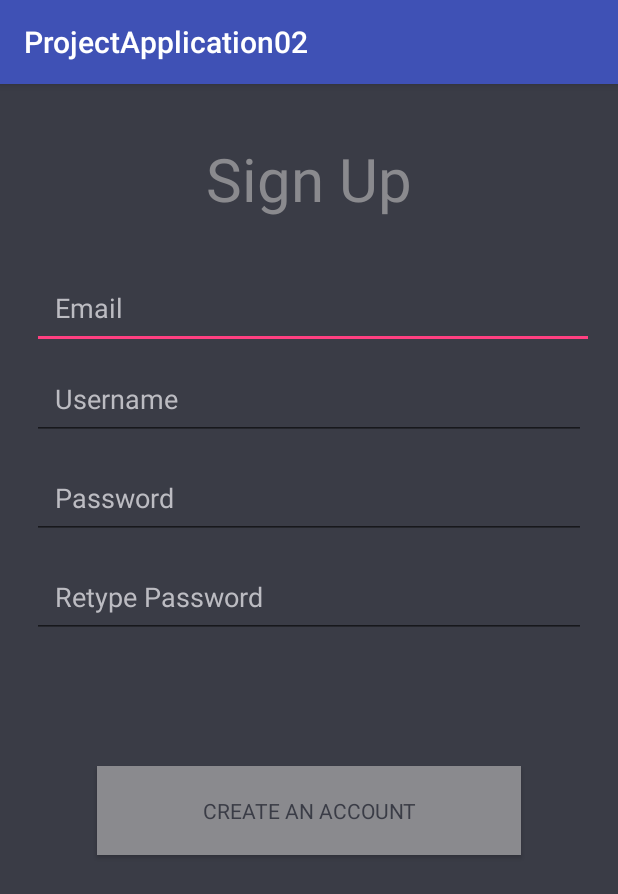
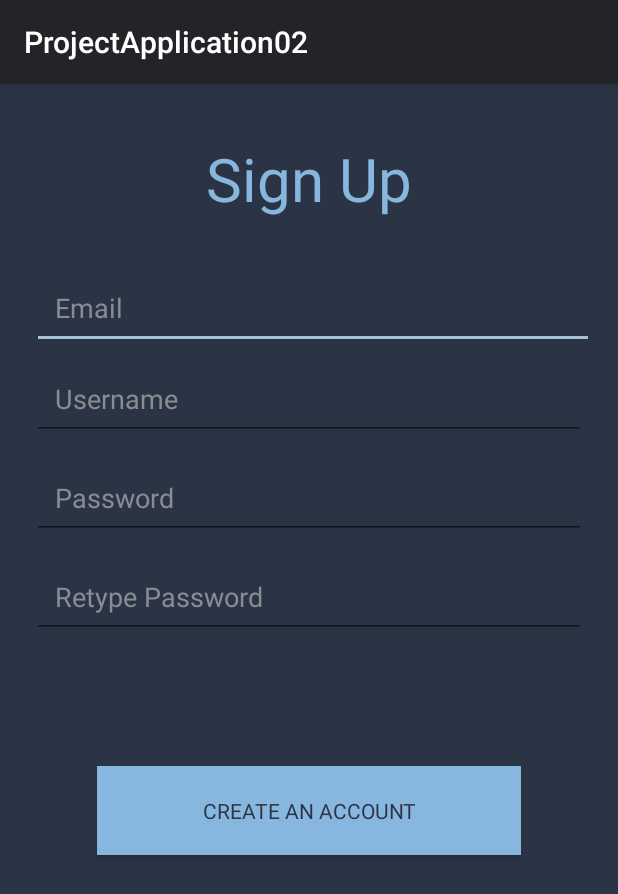
Before and after one commit to ShuyangLiu/Social-Network-App, an Android app: the SignupPage screen opened directly, with no data from a screen before it, on a phone screen of 412 x 824 dp. Shown: the top 894 px of the screen. Run offline under Robolectric (Android 15) with nearby library versions, the phone set to English and light mode, and no system bars; 1 statement that could not run was skipped.

Commit message:
update color theme

```diff
--- a/app/src/main/res/layout/activity_signup_page.xml
+++ b/app/src/main/res/layout/activity_signup_page.xml
@@ -9,7 +9,7 @@
     android:paddingTop="@dimen/activity_vertical_margin"
     android:paddingBottom="@dimen/activity_vertical_margin"
     tools:context="csc296.projectapplication02.SignupPage"
-    android:background="#3A3C46">
+    android:background="@color/background">
 
     <TextView
         android:layout_width="wrap_content"
@@ -18,7 +18,7 @@
         android:textSize="40sp"
         android:layout_centerHorizontal="true"
         android:layout_marginTop="20dp"
-        android:textColor="#8a8a8e"
+        android:textColor="@color/text"
         android:id="@+id/signupPage_title"/>
 
     <EditText
@@ -28,8 +28,8 @@
         android:inputType="textEmailAddress"
         android:id="@+id/signupPage_editText_email"
         android:layout_marginTop="31dp"
-        android:textColor="#8a8a8e"
-        android:textColorHint="#bcbcc2"
+        android:textColor="@color/text"
+        android:textColorHint="@color/hint"
         android:padding="15dp"
         android:layout_below="@+id/signupPage_title"
         android:layout_alignStart="@+id/signupPage_editText_username" />
@@ -40,8 +40,8 @@
         android:hint="@string/signupPage_editText_password"
         android:inputType="textPassword"
         android:id="@+id/signupPage_editText_password"
-        android:textColor="#8a8a8e"
-        android:textColorHint="#bcbcc2"
+        android:textColor="@color/text"
+        android:textColorHint="@color/hint"
         android:layout_below="@+id/signupPage_editText_username"
         android:padding="15dp"
         android:layout_margin="5dp"
@@ -52,8 +52,8 @@
         android:layout_height="wrap_content"
         android:hint="@string/signupPage_editText_username"
         android:id="@+id/signupPage_editText_username"
-        android:textColor="#8a8a8e"
-        android:textColorHint="#bcbcc2"
+        android:textColor="@color/text"
+        android:textColorHint="@color/hint"
         android:layout_below="@+id/signupPage_editText_email"
         android:padding="15dp"
         android:layout_margin="5dp"
@@ -65,8 +65,8 @@
         android:hint="@string/signupPage_editText_password_c"
         android:inputType="textPassword"
         android:id="@+id/signupPage_editText_password_c"
-        android:textColor="#8a8a8e"
-        android:textColorHint="#bcbcc2"
+        android:textColor="@color/text"
+        android:textColorHint="@color/hint"
         android:layout_below="@+id/signupPage_editText_password"
         android:padding="15dp"
         android:layout_margin="5dp"
@@ -81,8 +81,8 @@
         android:paddingEnd="70dp"
         android:paddingTop="20dp"
         android:paddingBottom="20dp"
-        android:background="#8a8a8e"
-        android:textColor="#3A3C46"
+        android:background="@color/button_background"
+        android:textColor="@color/button_text"
         android:id="@+id/signupPage_button_signup"
         android:layout_below="@+id/signupPage_editText_password_c"
         android:layout_centerHorizontal="true" />
--- a/app/src/main/res/values/colors.xml
+++ b/app/src/main/res/values/colors.xml
@@ -1,6 +1,11 @@
 <?xml version="1.0" encoding="utf-8"?>
 <resources>
-    <color name="colorPrimary">#3F51B5</color>
-    <color name="colorPrimaryDark">#303F9F</color>
-    <color name="colorAccent">#FF4081</color>
+    <color name="colorPrimary">#232428</color>
+    <color name="colorPrimaryDark">#232428</color>
+    <color name="colorAccent">#a8c3d9</color>
+    <color name="background">#2b3445</color>
+    <color name="text">#87b7de</color>
+    <color name="hint">#888d93</color>
+    <color name="button_background">#87b7de</color>
+    <color name="button_text">#2b3445</color>
 </resources>
```
Also changed, not shown: app/src/main/res/layout/activity_login_page.xml (+8 -8 lines), app/src/main/res/layout/activity_main.xml (+8 -7 lines).
